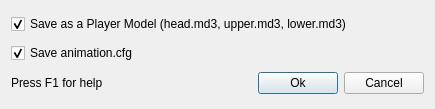
zturtleman/mm3d, file src/qtui/md3prompt.ui: the form before one commit.
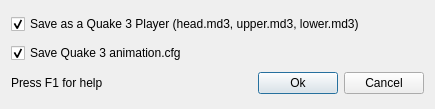
The form after the commit.

Commit message: iqefilter: Add Quake 3 player export for IQE

```diff
--- a/src/qtui/md3prompt.ui
+++ b/src/qtui/md3prompt.ui
@@ -17,7 +17,7 @@
    <item>
     <widget class="QCheckBox" name="m_saveAsPlayer">
      <property name="text">
-      <string>Save as a Player Model (head.md3, upper.md3, lower.md3)</string>
+      <string>Save as a Quake 3 Player (head.md3, upper.md3, lower.md3)</string>
      </property>
      <property name="checked">
       <bool>true</bool>
@@ -27,7 +27,7 @@
    <item>
     <widget class="QCheckBox" name="m_saveAnimationCfg">
      <property name="text">
-      <string>Save animation.cfg</string>
+      <string>Save Quake 3 animation.cfg</string>
      </property>
      <property name="checked">
       <bool>true</bool>
```
The commit also changes 7 other files.
